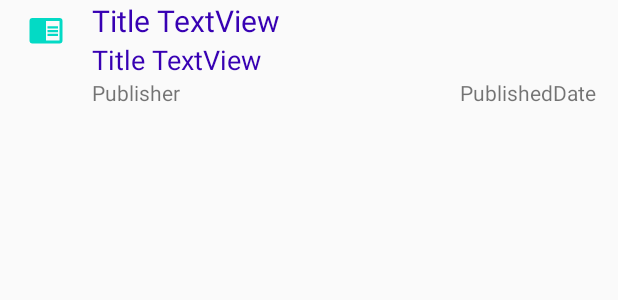
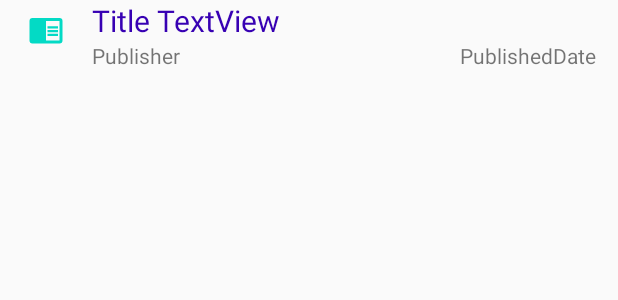
Before and after one commit to Tumo505/Books, an Android app: the layout book_list_item.xml on its own in the app's theme, with its tools: preview values and no code run, on a phone screen of 412 x 824 dp. Shown: the top 300 px of the screen. Run offline under Robolectric (Android 15) with nearby library versions, the phone set to English and light mode, and no system bars.

```diff
--- a/app/src/main/java/com/tumo505/books/Book.java
+++ b/app/src/main/java/com/tumo505/books/Book.java
@@ -80,9 +80,15 @@ public class Book implements Parcelable {
     }
     @BindingAdapter(("android:imageUrl"))
     public static void loadImage(ImageView view, String imageUrl) {
+        if(!imageUrl.isEmpty()) {
         Picasso.with(view.getContext())
                 .load(imageUrl)
                 .placeholder(R.drawable.book_open)
                 .into(view);
     }
+        else
+            {
+            view.setBackgroundResource(R.drawable.book_open);
+            }
+    }
 }
--- a/app/src/main/res/layout/book_list_item.xml
+++ b/app/src/main/res/layout/book_list_item.xml
@@ -1,5 +1,6 @@
 <?xml version="1.0" encoding="utf-8"?>
 <LinearLayout xmlns:android="http://schemas.android.com/apk/res/android"
+    xmlns:app="http://schemas.android.com/apk/res-auto"
     android:orientation="horizontal" android:layout_width="match_parent"
     android:layout_height="wrap_content"
     android:weightSum="100">
@@ -8,7 +9,7 @@
         android:layout_width="0dp"
         android:layout_weight="15"
         android:layout_height="wrap_content"
-        android:src="@drawable/book_open"
+        app:srcCompat="@drawable/book_open"
         android:padding="8dp" />
 
     <LinearLayout
@@ -24,13 +25,13 @@
         android:textSize="@dimen/title_size"
         android:text="Title TextView"/>
 
-        <TextView
-            android:layout_width="match_parent"
-            android:layout_height="wrap_content"
-            android:id="@+id/tvAuthors"
-            android:textColor="@color/colorPrimaryDark"
-            android:textSize="@dimen/authors_size"
-            android:text="Title TextView"/>
+<!--        <TextView-->
+<!--            android:layout_width="match_parent"-->
+<!--            android:layout_height="wrap_content"-->
+<!--            android:id="@+id/tvAuthors"-->
+<!--            android:textColor="@color/colorPrimaryDark"-->
+<!--            android:textSize="@dimen/authors_size"-->
+<!--            android:text="Title TextView"/>-->
         <LinearLayout
             android:layout_width="match_parent"
             android:layout_height="wrap_content"
--- a/app/src/main/res/values/strings.xml
+++ b/app/src/main/res/values/strings.xml
@@ -2,10 +2,11 @@
     <string name="app_name">Tumo505 Books</string>
     <string name="error_data_message">Error Loading data from Google Books API</string>
     <string name="search">Search</string>
+    <string name="no_search_data">Please insert valid search terms!</string>
 
     <string name="hint_title">Insert Title</string>
     <string name="hint_author">Insert Author(s)</string>
     <string name="hint_publisher">Insert Publisher</string>
     <string name="hint_ISBN">Insert ISBN</string>
-    <string name="advanced_search">Advanced Search</string>
+    <string name="advanced_search">Advanced Search</string>s
 </resources>
```
Also changed, not shown: app/src/main/java/com/tumo505/books/ApiUtil.java (+41 -5 lines), app/src/main/java/com/tumo505/books/BookListActivity.java (+16 -6 lines), app/src/main/java/com/tumo505/books/SearchActivity.java (+32 -0 lines).
